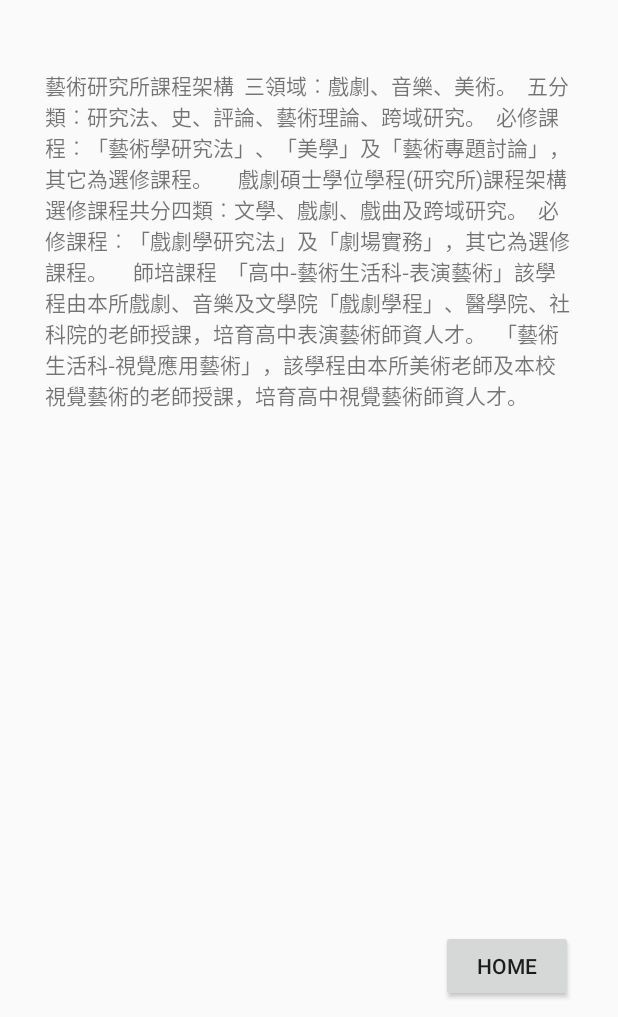
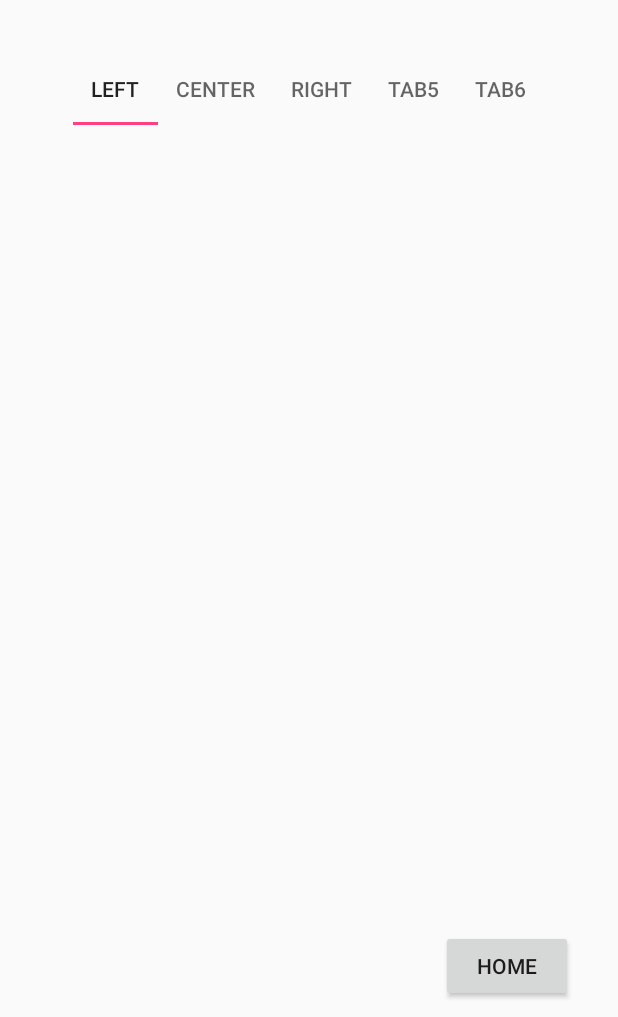
Before and after one commit to DyslexiaS/ART, an Android app: the Introduction screen opened directly, with no data from a screen before it, on a phone screen of 412 x 824 dp, the part 219-1236 px from its top. Run offline under Robolectric (Android 15) with nearby library versions, the phone set to English and light mode, and no system bars.

Commit message:
introduct use tablayout

```diff
--- a/app/build.gradle
+++ b/app/build.gradle
@@ -30,4 +30,5 @@ dependencies {
     testImplementation 'junit:junit:4.12'
     androidTestImplementation 'com.android.support.test:runner:1.0.2'
     androidTestImplementation 'com.android.support.test.espresso:espresso-core:3.0.2'
+    implementation 'com.android.support:design:27.1.1'
 }
--- a/app/src/main/java/com/example/dyslexia/art/Introduction.kt
+++ b/app/src/main/java/com/example/dyslexia/art/Introduction.kt
@@ -3,10 +3,16 @@ package com.example.dyslexia.art
 import android.content.Intent
 import android.support.v7.app.AppCompatActivity
 import android.os.Bundle
+import android.support.design.widget.TabLayout
+import android.support.v4.view.ViewPager
+import android.widget.BaseAdapter
 import android.widget.Button
 
 class Introduction : AppCompatActivity() {
 
+    private val pageview: ViewPager by bind(R.id.page)
+    private val tablayout:TabLayout by bind(R.id.tablayout)
+    private val adpater=null
     override fun onCreate(savedInstanceState: Bundle?) {
         super.onCreate(savedInstanceState)
         setContentView(R.layout.activity_introduction)
--- /dev/null
+++ b/app/src/main/java/com/example/dyslexia/art/bindobject.kt
@@ -0,0 +1,12 @@
+package com.example.dyslexia.art
+
+import android.view.View
+import android.app.Activity
+import android.support.annotation.IdRes
+
+fun <T : View> Activity.bind(@IdRes res : Int) : Lazy<T> {
+    return lazy { findViewById<T>(res) }
+}
+fun <T : View> View.bind(@IdRes res : Int) : Lazy<T> {
+    return lazy { findViewById<T>(res) }
+}
--- a/app/src/main/res/layout/activity_introduction.xml
+++ b/app/src/main/res/layout/activity_introduction.xml
@@ -31,27 +31,55 @@
 
         </LinearLayout>
 
-        <FrameLayout
-            android:id="@+id/frame"
-            android:layout_width="match_parent"
-            android:layout_height="312dp"
+        <android.support.design.widget.TabLayout
+            android:id="@+id/tablayout"
+            android:layout_width="wrap_content"
+            android:layout_height="wrap_content"
             android:layout_below="@+id/linearLayout"
-            android:layout_marginBottom="80dp"
-            android:layout_marginEnd="30dp"
-            android:layout_marginStart="30dp"
-            android:layout_marginTop="21dp"
-            app:layout_constraintBottom_toBottomOf="parent"
-            app:layout_constraintEnd_toEndOf="parent"
-            app:layout_constraintStart_toStartOf="parent"
-            app:layout_constraintTop_toBottomOf="@+id/linearLayout">
+            android:layout_centerInParent="true"
+            android:layout_marginTop="10dp">
 
-            <TextView
-                android:id="@+id/textView"
+            <android.support.design.widget.TabItem
+                android:id="@+id/tab_one"
                 android:layout_width="wrap_content"
                 android:layout_height="wrap_content"
-                android:editable="false"
-                android:text="藝術研究所課程架構  三領域︰戲劇、音樂、美術。  五分類︰研究法、史、評論、藝術理論、跨域研究。  必修課程︰「藝術學研究法」、「美學」及「藝術專題討論」，其它為選修課程。     戲劇碩士學位學程(研究所)課程架構  選修課程共分四類︰文學、戲劇、戲曲及跨域研究。  必修課程︰「戲劇學研究法」及「劇場實務」，其它為選修課程。     師培課程  「高中-藝術生活科-表演藝術」該學程由本所戲劇、音樂及文學院「戲劇學程」、醫學院、社科院的老師授課，培育高中表演藝術師資人才。  「藝術生活科-視覺應用藝術」，該學程由本所美術老師及本校視覺藝術的老師授課，培育高中視覺藝術師資人才。" />
-        </FrameLayout>
+                android:text="Left" />
+
+            <android.support.design.widget.TabItem
+                android:id="@+id/tab_two"
+                android:layout_width="wrap_content"
+                android:layout_height="wrap_content"
+                android:text="Center" />
+
+            <android.support.design.widget.TabItem
+                android:id="@+id/tab_three"
+                android:layout_width="wrap_content"
+                android:layout_height="wrap_content"
+                android:text="Right" />
+
+            <android.support.design.widget.TabItem
+                android:id="@+id/tab_four"
+                android:layout_width="wrap_content"
+                android:layout_height="wrap_content"
+                android:text="Tab5" />
+
+            <android.support.design.widget.TabItem
+                android:id="@+id/tab_fivr"
+                android:layout_width="wrap_content"
+                android:layout_height="wrap_content"
+                android:text="Tab6" />
+        </android.support.design.widget.TabLayout>
+
+        <android.support.v4.view.ViewPager
+            android:id="@+id/page"
+            android:layout_width="match_parent"
+            android:layout_height="match_parent"
+            android:layout_above="@+id/home"
+            android:layout_below="@+id/tablayout"
+            android:layout_marginBottom="10dp"
+            android:layout_marginLeft="20dp"
+            android:layout_marginRight="20dp"
+            android:layout_marginTop="10dp" />
 
         <Button
             android:id="@+id/home"
--- /dev/null
+++ b/app/src/main/res/layout/intro_layout.xml
@@ -0,0 +1,18 @@
+<?xml version="1.0" encoding="utf-8"?>
+<android.support.constraint.ConstraintLayout
+    xmlns:android="http://schemas.android.com/apk/res/android" android:layout_width="match_parent"
+    android:layout_height="match_parent">
+
+    <FrameLayout
+        android:layout_width="match_parent"
+        android:layout_height="match_parent"
+        android:layout_margin="10dp">
+
+        <TextView
+            android:id="@+id/content"
+            android:layout_width="wrap_content"
+            android:layout_height="wrap_content"
+            android:editable="false"
+            android:text="藝術研究所課程架構  三領域︰戲劇、音樂、美術。  五分類︰研究法、史、評論、藝術理論、跨域研究。  必修課程︰「藝術學研究法」、「美學」及「藝術專題討論」，其它為選修課程。     戲劇碩士學位學程(研究所)課程架構  選修課程共分四類︰文學、戲劇、戲曲及跨域研究。  必修課程︰「戲劇學研究法」及「劇場實務」，其它為選修課程。     師培課程  「高中-藝術生活科-表演藝術」該學程由本所戲劇、音樂及文學院「戲劇學程」、醫學院、社科院的老師授課，培育高中表演藝術師資人才。  「藝術生活科-視覺應用藝術」，該學程由本所美術老師及本校視覺藝術的老師授課，培育高中視覺藝術師資人才。" />
+    </FrameLayout>
+</android.support.constraint.ConstraintLayout>
```
Also changed, not shown: 2325 other files.
